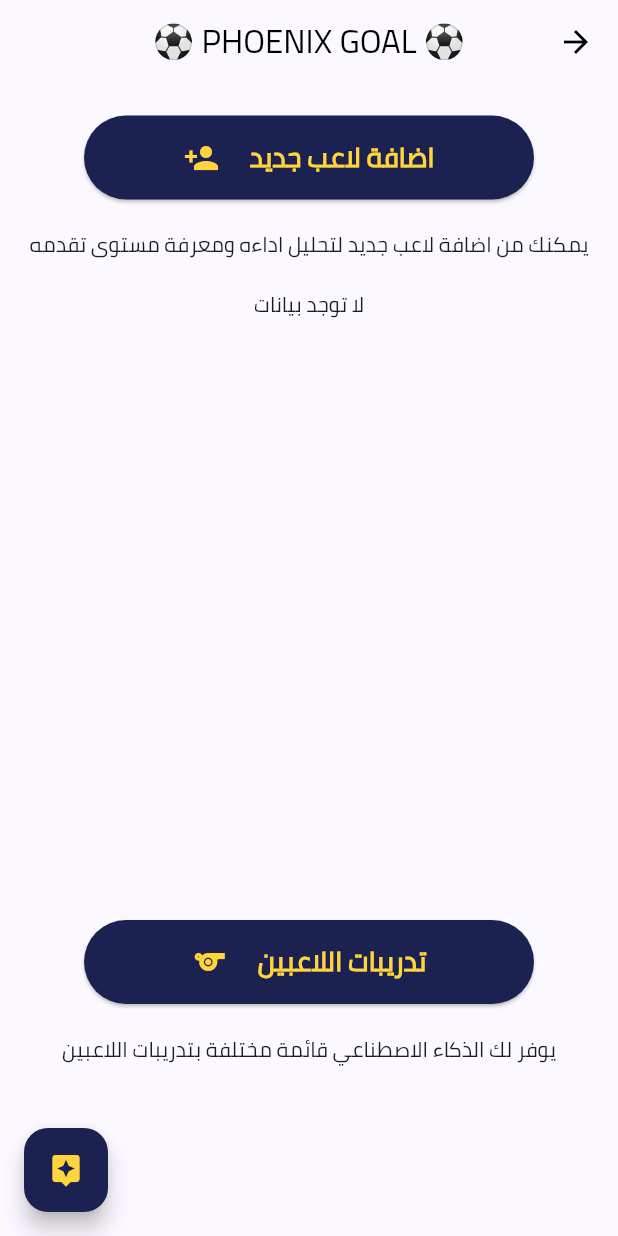
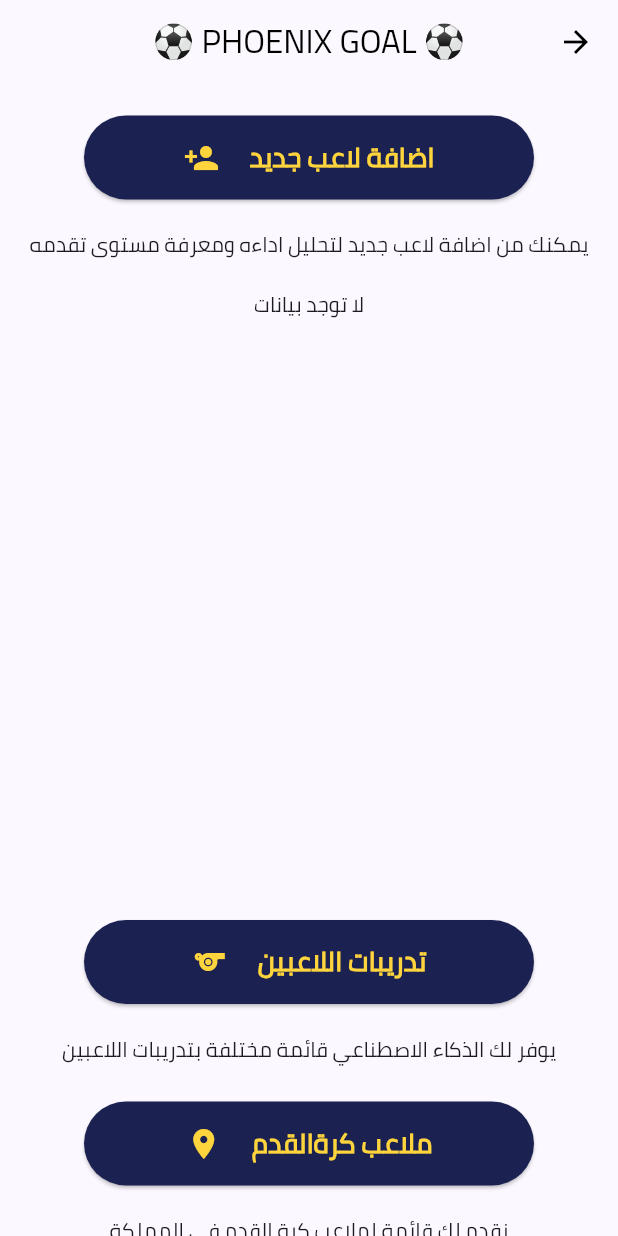
Before and after one commit to NAYRA92/flutter_gemini_video_image_example, a Flutter app: the PlayerlistPage screen opened directly, on a phone screen of 412 x 824 dp. Run offline on Flutter 3.47's test engine with Material 3 defaults, Android fonts, the phone set to English and light mode, and no system bars; our stand-ins replace cloud_firestore, firebase_core, flutter_dotenv, flutter_markdown, flutter_tts, google_generative_ai and 4 more; missing offline and left inert: clipboard, d_chart; accounts and stored records are empty.

Commit message:
modified:   lib/chatbot_page.dart 	modified:   lib/intro_slider_page.dart 	modified:   lib/main.dart 	modified:   lib/screens/dashboard.dart 	modified:   lib/screens/player_training.dart 	modified:   lib/screens/playerlist_page.dart 	deleted:    lib/screens/text_from_text.dart

```diff
--- a/lib/intro_slider_page.dart
+++ b/lib/intro_slider_page.dart
@@ -1,28 +1,7 @@
 // import 'package:animated_introduction/animated_introduction.dart';
 import 'package:flutter/material.dart';
 import 'package:flutter_gemini/screens/colours.dart';
-
 import 'screens/playerlist_page.dart';
-
-// final List<SingleIntroScreen> pages = [
-//   const SingleIntroScreen(
-//     title: 'Welcome to the Event Management App !',
-//     description:
-//         'You plans your Events, We\'ll do the rest and will be the best! Guaranteed!  ',
-//     imageAsset: 'assets/images/purple_bg.jpeg',
-//   ),
-//   const SingleIntroScreen(
-//     title: 'Book tickets to cricket matches and events',
-//     description:
-//         'Tickets to the latest movies, crickets matches, concerts, comedy shows, plus lots more !',
-//     imageAsset: 'assets/images/yellow_bg.jpeg',
-//   ),
-//   const SingleIntroScreen(
-//     title: 'Grabs all events now only in your hands',
-//     description: 'All events are now in your hands, just a click away ! ',
-//     imageAsset: 'assets/images/green_bg.jpeg',
-//   ),
-// ];
 
 class IntroPager extends StatefulWidget {
   @override
@@ -57,8 +36,8 @@ class _IntroPagerState extends State<IntroPager> {
                     Colors.yellow,
                     'purple_bg'),
                 _buildPage(
-                    'مساعد مخصص لك',
-                    'يقدم لك اقتراحات لتدريبات اللاعبين، كما تستطيع سؤاله بنفسك!',
+                    'مدرب مخصص لك',
+                    'يقدم لك اقتراحات لتدريبات مختلف أنواع اللاعبين!',
                     Colors.purple,
                     'yellow_bg'),
                 _buildPage('احدث الملاعب بين يديك',
--- a/lib/main.dart
+++ b/lib/main.dart
@@ -1,17 +1,11 @@
 import 'package:firebase_core/firebase_core.dart';
 import 'package:flutter/material.dart';
-import 'package:flutter_dotenv/flutter_dotenv.dart';
 import 'package:flutter_gemini/logo_page.dart';
 import 'package:flutter_gemini/providers/gemini_provider.dart';
 import 'package:flutter_gemini/providers/media_provider.dart';
-import 'package:flutter_gemini/screens/dashboard.dart';
-import 'package:flutter_gemini/studium_page.dart';
 import 'package:provider/provider.dart';
 
 import 'screens/colours.dart';
-import 'screens/player_history.dart';
-import 'screens/player_scan.dart';
-import 'screens/playerlist_page.dart';
 
 void main() async {
   WidgetsFlutterBinding.ensureInitialized();
--- a/lib/screens/dashboard.dart
+++ b/lib/screens/dashboard.dart
@@ -1,7 +1,5 @@
 import 'package:flutter/material.dart';
 import 'package:flutter_gemini/screens/player_scan.dart';
-import 'package:flutter_gemini/screens/text_from_text.dart';
-import 'package:percent_indicator/percent_indicator.dart';
 import 'package:d_chart/d_chart.dart';
 import 'colours.dart';
 import 'player_training.dart';
--- a/lib/screens/playerlist_page.dart
+++ b/lib/screens/playerlist_page.dart
@@ -1,10 +1,8 @@
 import 'package:cloud_firestore/cloud_firestore.dart';
-import 'package:firebase_core/firebase_core.dart';
 import 'package:flutter/material.dart';
 import 'package:flutter_gemini/screens/player_scan.dart';
-import 'package:flutter_gemini/screens/text_from_text.dart';
+import 'package:flutter_gemini/studium_page.dart';
 import 'package:lottie/lottie.dart';
-import 'package:percent_indicator/percent_indicator.dart';
 import 'package:d_chart/d_chart.dart';
 import '../chatbot_page.dart';
 import 'colours.dart';
@@ -303,7 +301,46 @@ class _PlayerlistPageState extends State<PlayerlistPage> {
                             )),
                       ),
                       Text(
-                          "يوفر لك الذكاء الاصطناعي قائمة مختلفة بتدريبات اللاعبين")
+                          "يوفر لك الذكاء الاصطناعي قائمة مختلفة بتدريبات اللاعبين"),
+
+                     //stadium buttons
+                     SizedBox(height: 20,),
+                     Padding(
+                        padding: const EdgeInsets.only(
+                            top: 5, left: 40, right: 40, bottom: 20),
+                        child: ElevatedButton(
+                            style: ElevatedButton.styleFrom(
+                                backgroundColor: mainColor,
+                                padding: EdgeInsets.all(15)),
+                            onPressed: () {
+                              Navigator.of(context).push(
+                                MaterialPageRoute(
+                                  builder: (context) => const StudiumPage(),
+                                ),
+                              );
+                            },
+                            child: Row(
+                              mainAxisAlignment: MainAxisAlignment.center,
+                              children: [
+                                Text('ملاعب كرةالقدم',
+                                    style: TextStyle(
+                                        color: yellowColor,
+                                        fontSize: 18,
+                                        fontWeight: FontWeight.w600)),
+                                SizedBox(
+                                  width: 20,
+                                ),
+                                Icon(
+                                  Icons.place,
+                                  color: yellowColor,
+                                  size: 24,
+                                ),
+                              ],
+                            )),
+                      ),
+                      Text(
+                          "نقدم لك قائمة لملاعب كرة القدم في المملكة"),
+
                     ],
                   ),
                 ),
@@ -311,38 +348,38 @@ class _PlayerlistPageState extends State<PlayerlistPage> {
             ),
           ),
         ),
-          floatingActionButton: FloatingActionButton(
-        onPressed: () {
-          showDialog(
-              context: context,
-              builder: (BuildContext) {
-                return AlertDialog(
-                  content: Container(
-                    height: 350,
-                    width: 350,
-                    child: Column(
-                      children: [
-                        Expanded(
-                          child: ChatScreen(),
-                        ),
-                      ],
-                    ),
-                  ),
-                );
-              });
-        },
-        tooltip: "أنا هنا لمساعدتك",
-        backgroundColor: mainColor,
-        child: Column(
-          mainAxisAlignment: MainAxisAlignment.center,
-          children: [
-            Icon(
-              Icons.assistant,
-              color: yellowColor,
-            ),
-          ],
-        ),
-      ),
+      // floatingActionButton: FloatingActionButton(
+      //   onPressed: () {
+      //     showDialog(
+      //         context: context,
+      //         builder: (BuildContext) {
+      //           return AlertDialog(
+      //             content: Container(
+      //               height: 350,
+      //               width: 350,
+      //               child: Column(
+      //                 children: [
+      //                   Expanded(
+      //                     child: ChatScreen(),
+      //                   ),
+      //                 ],
+      //               ),
+      //             ),
+      //           );
+      //         });
+      //   },
+      //   tooltip: "أنا هنا لمساعدتك",
+      //   backgroundColor: mainColor,
+      //   child: Column(
+      //     mainAxisAlignment: MainAxisAlignment.center,
+      //     children: [
+      //       Icon(
+      //         Icons.assistant,
+      //         color: yellowColor,
+      //       ),
+      //     ],
+      //   ),
+      // ),
       ),
     );
   }
```
Also changed, not shown: lib/chatbot_page.dart (+6 -6 lines), lib/screens/player_training.dart (+39 -1 lines), lib/screens/text_from_text.dart (deleted, +0 -69 lines).
